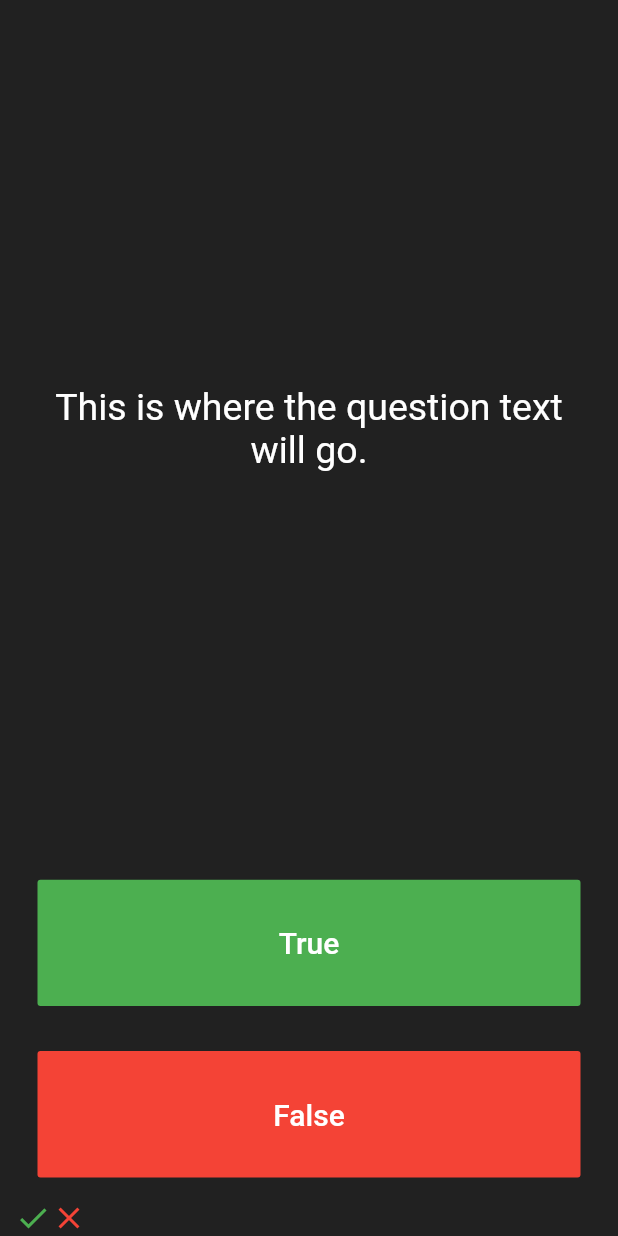
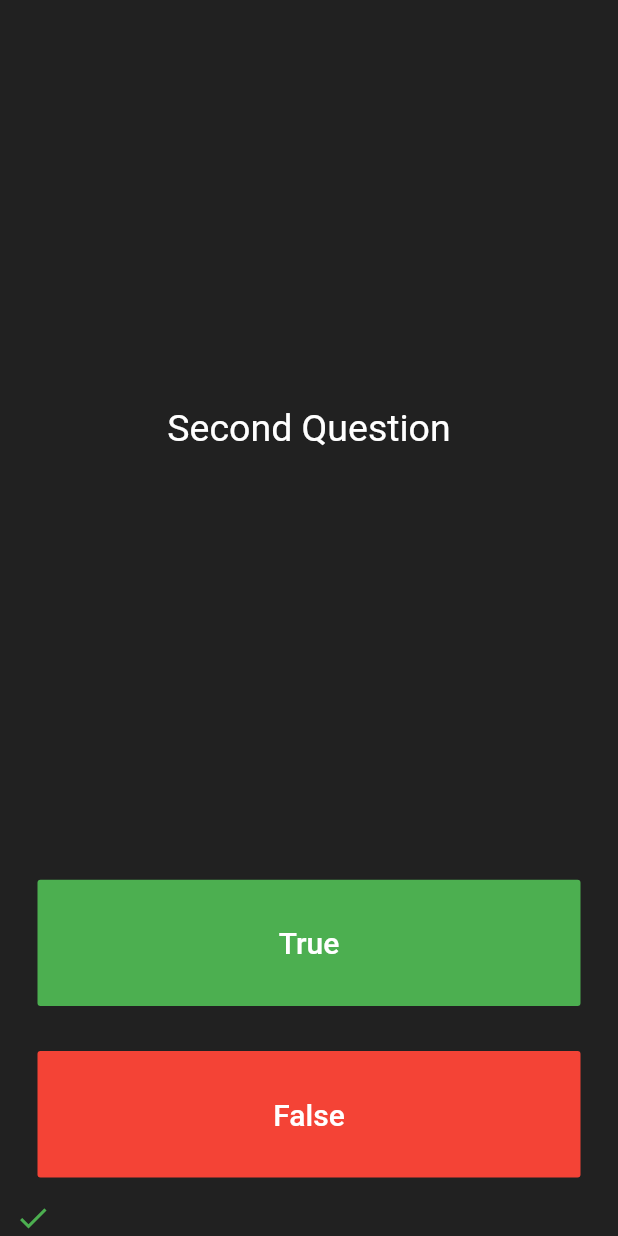
Before and after one commit to kambarovee/true-or-false-quiz-app, a Flutter app: the screen it shows after launch, after a tap on "True", on a phone screen of 412 x 824 dp. Run offline on Flutter 3.47's test engine with Material 2 defaults, Android fonts, the phone set to English and light mode, and no system bars.

Commit message:
Created Questions class

```diff
--- /dev/null
+++ b/lib/Questions.dart
@@ -0,0 +1,9 @@
+class Questions {
+  String question;
+  bool answer;
+
+  Questions({String q, bool a}) {
+    question = q;
+    answer = a;
+  }
+}
--- a/lib/main.dart
+++ b/lib/main.dart
@@ -1,4 +1,5 @@
 import 'package:flutter/material.dart';
+import 'Questions.dart';
 
 void main() {
   runApp(QuizApp());
@@ -27,15 +28,13 @@ class QuizPage extends StatefulWidget {
 }
 
 class _QuizPageState extends State<QuizPage> {
-  List<Icon> checkAnswers = [
-    Icon(
-      Icons.check,
-      color: Colors.green,
-    ),
-    Icon(
-      Icons.close,
-      color: Colors.red,
-    ),
+  List<Icon> checkAnswers = [];
+  int questionNumber = 0;
+
+  List<Questions> questionsList = [
+    Questions(q: 'First Question', a: true),
+    Questions(q: 'Second Question', a: false),
+    Questions(q: 'Third Question', a: true),
   ];
 
   @override
@@ -50,7 +49,7 @@ class _QuizPageState extends State<QuizPage> {
             padding: EdgeInsets.all(10.0),
             child: Center(
               child: Text(
-                'This is where the question text will go.',
+                questionsList[questionNumber].question,
                 textAlign: TextAlign.center,
                 style: TextStyle(
                   fontSize: 25.0,
@@ -73,7 +72,22 @@ class _QuizPageState extends State<QuizPage> {
                   fontSize: 20.0,
                 ),
               ),
-              onPressed: () {},
+              onPressed: () {
+                setState(() {
+                  if (questionsList[questionNumber].answer == true) {
+                    checkAnswers.add(Icon(
+                      Icons.check,
+                      color: Colors.green,
+                    ));
+                  } else {
+                    checkAnswers.add(Icon(
+                      Icons.close,
+                      color: Colors.red,
+                    ));
+                  }
+                  questionNumber++;
+                });
+              },
             ),
           ),
         ),
@@ -90,6 +104,20 @@ class _QuizPageState extends State<QuizPage> {
                 ),
               ),
               onPressed: () {
+                setState(() {
+                  if (questionsList[questionNumber].answer == false) {
+                    checkAnswers.add(Icon(
+                      Icons.check,
+                      color: Colors.green,
+                    ));
+                  } else {
+                    checkAnswers.add(Icon(
+                      Icons.close,
+                      color: Colors.red,
+                    ));
+                  }
+                  questionNumber++;
+                });
                 //The user picked false.
               },
             ),
```
